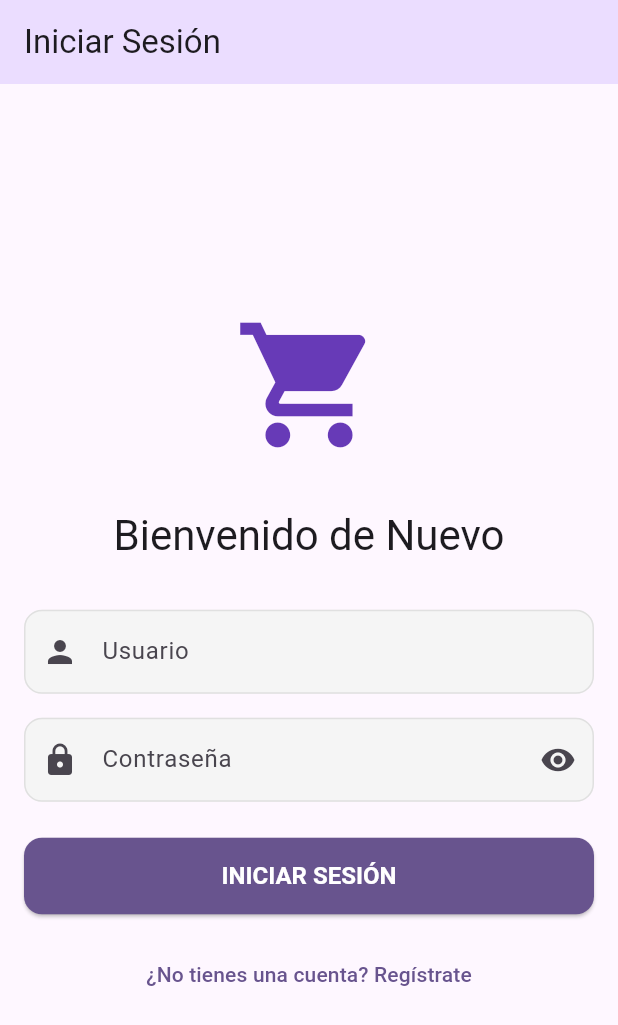
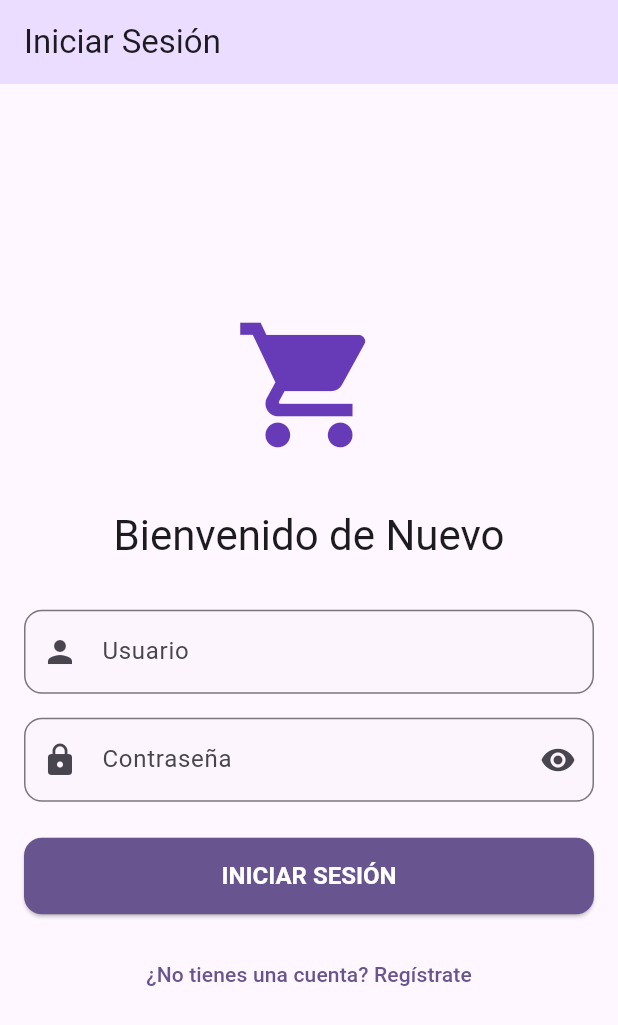
Before and after one commit to BugaPunk/Ecommerce_App, a Flutter app: the screen it shows after launch, on a phone screen of 412 x 824 dp. Shown: the top 1025 px of the screen. Run offline on Flutter 3.47's test engine with Material 3 defaults, Android fonts, the phone set to English and light mode, and no system bars; drawn by our look-alikes of dynamic_color; our stand-ins replace flutter_secure_storage, shared_preferences; accounts and stored records are empty.

Commit message:
[ADD] Color Dinamic

```diff
--- a/lib/main.dart
+++ b/lib/main.dart
@@ -1,5 +1,6 @@
 import 'package:flutter/material.dart';
 import 'package:provider/provider.dart';
+import 'package:dynamic_color/dynamic_color.dart';
 
 import 'providers/auth_provider.dart';
 import 'screens/login_screen.dart';
@@ -23,28 +24,42 @@ class MyApp extends StatelessWidget {
   Widget build(BuildContext context) {
     final authProvider = Provider.of<AuthProvider>(context);
 
+    // Define default color scheme to use as fallback
+    final defaultLightColorScheme = ColorScheme.fromSeed(
+      seedColor: Colors.deepPurple,
+      brightness: Brightness.light,
+    );
+
+    final defaultDarkColorScheme = ColorScheme.fromSeed(
+      seedColor: Colors.deepPurple,
+      brightness: Brightness.dark,
+    );
+
+    return DynamicColorBuilder(
+      builder: (ColorScheme? lightDynamic, ColorScheme? darkDynamic) {
+        // Use dynamic color scheme if available, otherwise use default
+        ColorScheme lightColorScheme = lightDynamic ?? defaultLightColorScheme;
+        ColorScheme darkColorScheme = darkDynamic ?? defaultDarkColorScheme;
+
         return MaterialApp(
           title: 'Aplicación de Comercio Electrónico',
           debugShowCheckedModeBanner: false,
           theme: ThemeData(
-        colorScheme: ColorScheme.fromSeed(
-          seedColor: Colors.deepPurple,
-          brightness: Brightness.light,
-        ),
+            colorScheme: lightColorScheme,
             useMaterial3: true, // Enable Material 3
             inputDecorationTheme: InputDecorationTheme(
               filled: true,
-          fillColor: Colors.grey.shade100,
+              fillColor: lightColorScheme.surfaceVariant.withOpacity(0.1),
               border: OutlineInputBorder(
                 borderRadius: BorderRadius.circular(12),
               ),
               enabledBorder: OutlineInputBorder(
                 borderRadius: BorderRadius.circular(12),
-            borderSide: BorderSide(color: Colors.grey.shade300),
+                borderSide: BorderSide(color: lightColorScheme.outline),
               ),
               focusedBorder: OutlineInputBorder(
                 borderRadius: BorderRadius.circular(12),
-            borderSide: const BorderSide(color: Colors.deepPurple, width: 2),
+                borderSide: BorderSide(color: lightColorScheme.primary, width: 2),
               ),
               contentPadding: const EdgeInsets.symmetric(horizontal: 16, vertical: 16),
             ),
@@ -61,7 +76,42 @@ class MyApp extends StatelessWidget {
               ),
             ),
           ),
+          darkTheme: ThemeData(
+            colorScheme: darkColorScheme,
+            useMaterial3: true,
+            inputDecorationTheme: InputDecorationTheme(
+              filled: true,
+              fillColor: darkColorScheme.surfaceVariant.withOpacity(0.1),
+              border: OutlineInputBorder(
+                borderRadius: BorderRadius.circular(12),
+              ),
+              enabledBorder: OutlineInputBorder(
+                borderRadius: BorderRadius.circular(12),
+                borderSide: BorderSide(color: darkColorScheme.outline),
+              ),
+              focusedBorder: OutlineInputBorder(
+                borderRadius: BorderRadius.circular(12),
+                borderSide: BorderSide(color: darkColorScheme.primary, width: 2),
+              ),
+              contentPadding: const EdgeInsets.symmetric(horizontal: 16, vertical: 16),
+            ),
+            elevatedButtonTheme: ElevatedButtonThemeData(
+              style: ElevatedButton.styleFrom(
+                shape: RoundedRectangleBorder(
+                  borderRadius: BorderRadius.circular(12),
+                ),
+                padding: const EdgeInsets.symmetric(vertical: 16),
+                textStyle: const TextStyle(
+                  fontSize: 16,
+                  fontWeight: FontWeight.bold,
+                ),
+              ),
+            ),
+          ),
+          themeMode: ThemeMode.system, // Follow system theme
           home: _buildHomeScreen(authProvider),
+        );
+      },
     );
   }
 
--- a/pubspec.yaml
+++ b/pubspec.yaml
@@ -46,6 +46,9 @@ dependencies:
 
   # Secure storage for sensitive data
   flutter_secure_storage: ^9.0.0
+
+  # Dynamic color support for Material You
+  dynamic_color: ^1.6.9
 
 dev_dependencies:
   flutter_test:
```
Also changed, not shown: pubspec.lock, 5 other files. Lines whose indentation alone changed are shown as unchanged.
